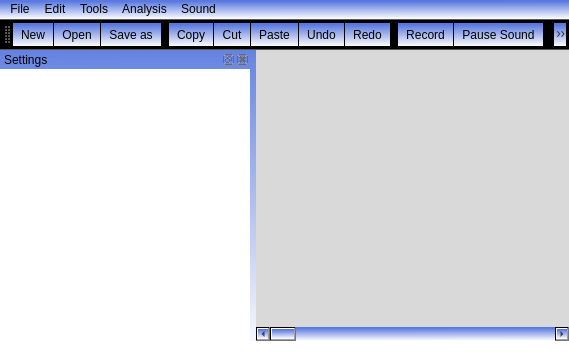
Above: Graphic_Interface/UI_Files/MainWindow.ui from ECMora/SoundLab before the change. Below: the same form after it.
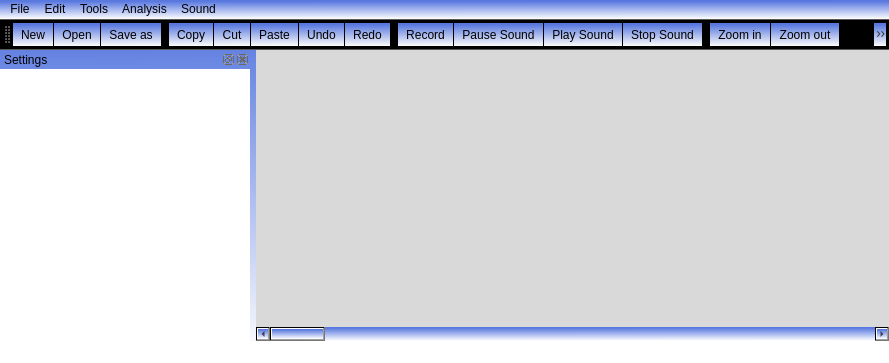
That is the form after the change. Icons and pictures are not drawn. Custom widgets are drawn as their Qt base class.

Commit message: start of one dimensional transformations implementation

```diff
--- a/Graphic_Interface/UI_Files/MainWindow.ui
+++ b/Graphic_Interface/UI_Files/MainWindow.ui
@@ -9,7 +9,7 @@
    <rect>
     <x>0</x>
     <y>0</y>
-    <width>569</width>
+    <width>889</width>
     <height>363</height>
    </rect>
   </property>
@@ -65,7 +65,7 @@
     <rect>
      <x>0</x>
      <y>0</y>
-     <width>569</width>
+     <width>889</width>
      <height>21</height>
     </rect>
    </property>
@@ -304,7 +304,7 @@
    <addaction name="actionCombined"/>
    <addaction name="actionOscilogram"/>
    <addaction name="actionSpectogram"/>
-   <addaction name="actionPower_Spectrum"/>
+   <addaction name="actionOneDimensionalTransformation"/>
    <addaction name="separator"/>
    <addaction name="actionSettings"/>
    <addaction name="actionSegmentation_And_Clasification"/>
```
Left out of the diff: 4 changed lines with no effect on the pictures. The commit also changes 18 other files.
